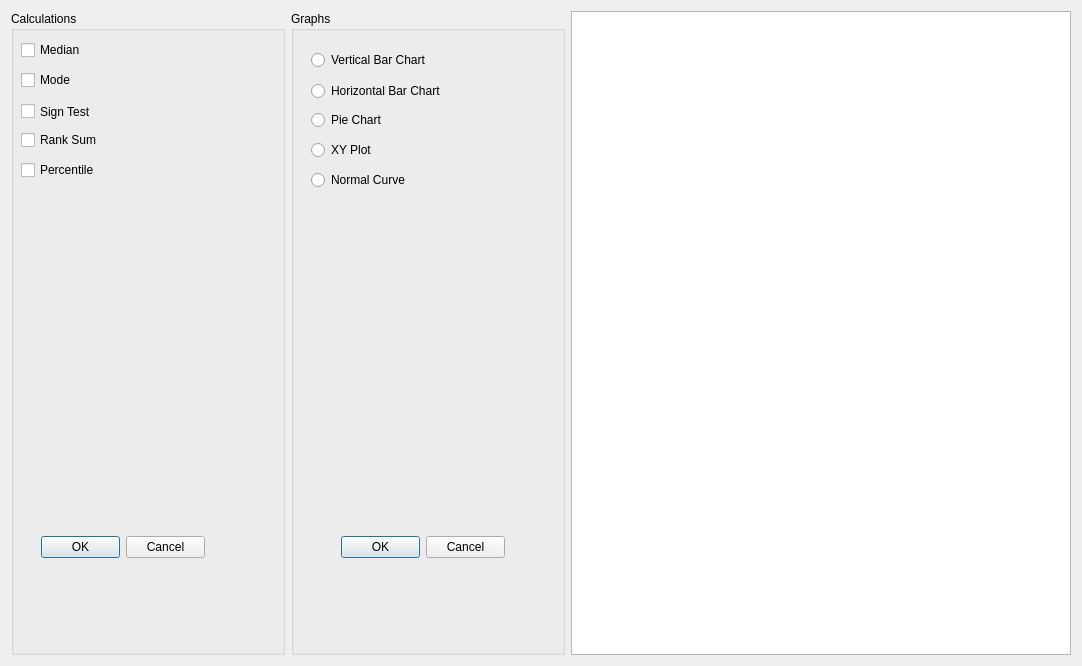
Above: OrdinalDataScreen.ui from bbrakefield/statistics-analyzer before the change. Below: the same form after it.
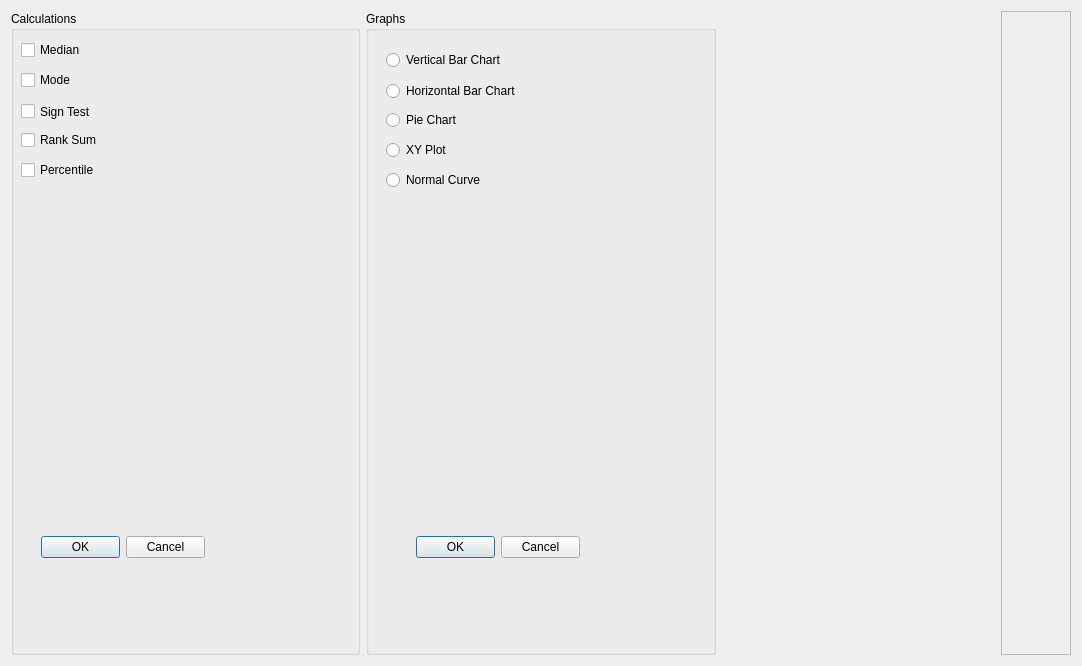
That is the form after the change.

Commit message: Made checkboxes work in Frequency screen

The edit to the form file:
```diff
--- a/OrdinalDataScreen.ui
+++ b/OrdinalDataScreen.ui
@@ -16,6 +16,9 @@
   <layout class="QVBoxLayout" name="verticalLayout">
    <item>
     <layout class="QHBoxLayout" name="horizontalLayout">
+     <property name="leftMargin">
+      <number>0</number>
+     </property>
      <item>
       <widget class="QGroupBox" name="groupBox_2">
        <property name="title">
@@ -195,14 +198,21 @@
        </widget>
       </widget>
      </item>
-     <item>
-      <widget class="QGraphicsView" name="graphicsView">
-       <property name="maximumSize">
-        <size>
-         <width>500</width>
-         <height>16777215</height>
-        </size>
+     <item alignment="Qt::AlignRight">
+      <widget class="QScrollArea" name="scrollArea">
+       <property name="widgetResizable">
+        <bool>true</bool>
        </property>
+       <widget class="QWidget" name="scrollAreaWidgetContents">
+        <property name="geometry">
+         <rect>
+          <x>0</x>
+          <y>0</y>
+          <width>76</width>
+          <height>624</height>
+         </rect>
+        </property>
+       </widget>
       </widget>
      </item>
     </layout>
```
The commit also changes 9 other files.
